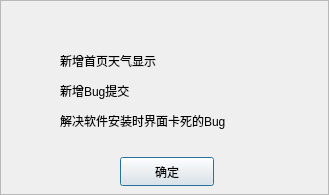
Before: the Qt Designer form src/messagedialog.ui in UbuntuKylin/youker-assistant, drawn with Qt 5.
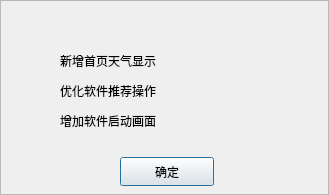
After: the same form once the commit is applied. Icons and pictures are not drawn.

What changed in the file:
```diff
--- a/src/messagedialog.ui
+++ b/src/messagedialog.ui
@@ -127,7 +127,7 @@
     </rect>
    </property>
    <property name="text">
-    <string>&lt;html&gt;&lt;head/&gt;&lt;body&gt;&lt;p&gt;新增Bug提交&lt;/p&gt;&lt;/body&gt;&lt;/html&gt;</string>
+    <string>&lt;html&gt;&lt;head/&gt;&lt;body&gt;&lt;p&gt;优化软件推荐操作&lt;/p&gt;&lt;/body&gt;&lt;/html&gt;</string>
    </property>
   </widget>
   <widget class="QLabel" name="label_6">
@@ -140,7 +140,7 @@
     </rect>
    </property>
    <property name="text">
-    <string>&lt;html&gt;&lt;head/&gt;&lt;body&gt;&lt;p&gt;解决软件安装时界面卡死的Bug&lt;/p&gt;&lt;/body&gt;&lt;/html&gt;</string>
+    <string>&lt;html&gt;&lt;head/&gt;&lt;body&gt;&lt;p&gt;增加软件启动画面&lt;/p&gt;&lt;/body&gt;&lt;/html&gt;</string>
    </property>
   </widget>
   <widget class="QFrame" name="frame">
```
